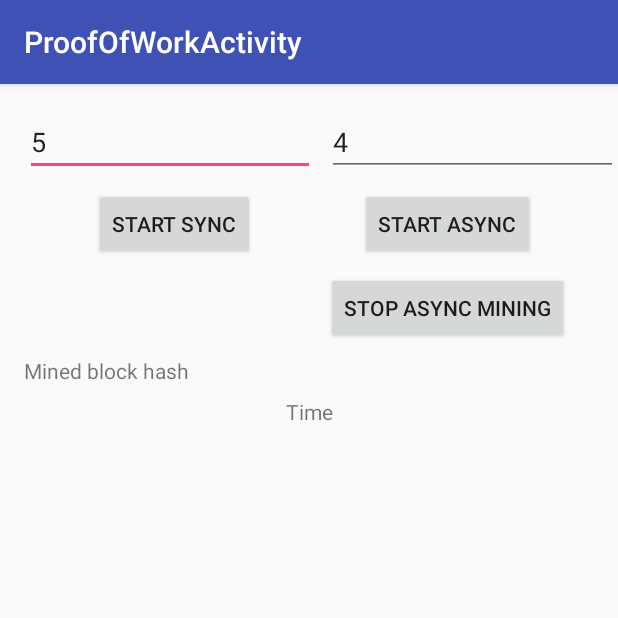
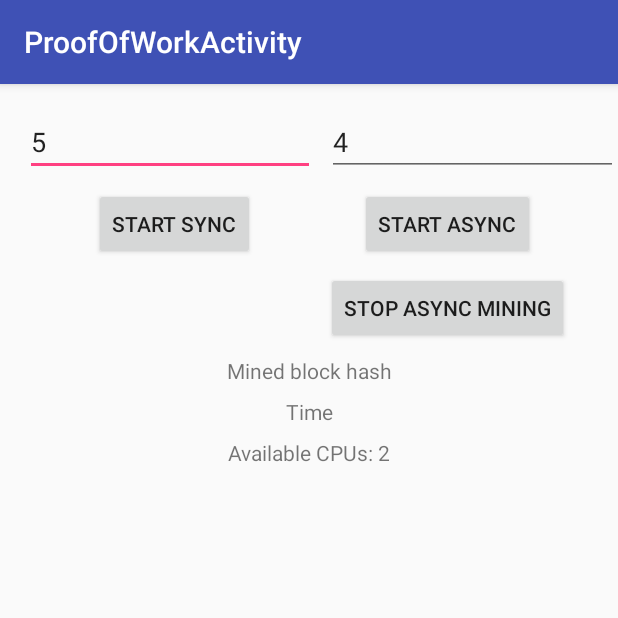
Before and after one commit to stanbar/AndroidConcurrency, an Android app: the ProofOfWorkActivity screen opened directly, with no data from a screen before it, on a phone screen of 412 x 824 dp, the top half of it. Run offline under Robolectric (Android 15) with nearby library versions, the phone set to English and light mode, and no system bars.

Commit message:
working parallel Proof-of-Work Execution
Took 15 minutes

```diff
--- a/app/src/main/java/com/stasbar/concurrency/proofofwork/ProofOfWorkActivity.kt
+++ b/app/src/main/java/com/stasbar/concurrency/proofofwork/ProofOfWorkActivity.kt
@@ -1,5 +1,6 @@
 package com.stasbar.concurrency.proofofwork
 
+import android.os.AsyncTask
 import android.os.Bundle
 import androidx.appcompat.app.AppCompatActivity;
 import com.stasbar.concurrency.R
@@ -11,14 +12,13 @@ import java.util.*
 
 class ProofOfWorkActivity : AppCompatActivity() {
 
-
-    var asyncTasks: List<ProofOfWorkAsyncTask> = listOf()
+    private var asyncTasks: List<ProofOfWorkAsyncTask> = listOf()
 
     override fun onCreate(savedInstanceState: Bundle?) {
         super.onCreate(savedInstanceState)
         setContentView(R.layout.activity_proof_of_work)
         setSupportActionBar(toolbar)
-
+        tvCpuSize.text = "Available CPUs: ${Runtime.getRuntime().availableProcessors()}"
         btnMineSync.setOnClickListener {
             val difficulty = etDifficulty.text.toString().toInt()
             val result = mine("Hello", difficulty)
@@ -35,10 +35,14 @@ class ProofOfWorkActivity : AppCompatActivity() {
                 }
             }
 
-            val from = Long.MIN_VALUE
+            var from = Long.MIN_VALUE
             val perWorker = (Long.MAX_VALUE / workersSize) * 2
             asyncTasks.forEach {
-                it.execute(PoWParams(LongRange(from, from + perWorker), "Hello", difficulty))
+                it.executeOnExecutor(
+                    AsyncTask.THREAD_POOL_EXECUTOR,
+                    PoWParams(LongRange(from, from + perWorker), "Hello", difficulty)
+                )
+                from += perWorker
             }
         }
         btnStop.setOnClickListener {
--- a/app/src/main/java/com/stasbar/concurrency/proofofwork/ProofOfWorkAsyncTask.kt
+++ b/app/src/main/java/com/stasbar/concurrency/proofofwork/ProofOfWorkAsyncTask.kt
@@ -14,8 +14,8 @@ class ProofOfWorkAsyncTask(val name: String, val onPowFound: (MiningResult) -> U
     AsyncTask<PoWParams, Long, MiningResult>() {
 
     override fun doInBackground(vararg params: PoWParams): MiningResult {
-        val (searchRange, block, difficulty) = params[0]
-
+        val (searchRange, data, difficulty) = params[0]
+        Log.d("ProofOfWorkAsyncTask", "Thread name: ${Thread.currentThread().name} searchRange: $searchRange")
         var finalHash: String? = null
         val time = try {
             measureTimeMillis {
@@ -24,7 +24,7 @@ class ProofOfWorkAsyncTask(val name: String, val onPowFound: (MiningResult) -> U
                     // Stop searching if pow is already found
                     if (isCancelled) throw PoWAlreadyFoundException()
 
-                    val hash = calculateHashOf(block, testNonce)
+                    val hash = calculateHashOf(data, testNonce)
                     if (hash.substring(0, difficulty) == target) {
                         finalHash = hash
                         break
--- a/app/src/main/res/layout/content_proof_of_work.xml
+++ b/app/src/main/res/layout/content_proof_of_work.xml
@@ -49,6 +49,7 @@
         android:layout_marginStart="16dp"
         android:layout_marginTop="8dp"
         android:layout_marginEnd="16dp"
+        android:gravity="center_horizontal"
         android:text="Mined block hash"
         app:layout_constraintEnd_toEndOf="parent"
         app:layout_constraintStart_toStartOf="parent"
@@ -92,4 +93,17 @@
         app:layout_constraintHorizontal_bias="0.5"
         app:layout_constraintStart_toEndOf="@+id/etDifficulty"
         app:layout_constraintTop_toTopOf="parent" />
+
+    <TextView
+        android:id="@+id/tvCpuSize"
+        android:layout_width="0dp"
+        android:layout_height="wrap_content"
+        android:layout_marginStart="16dp"
+        android:layout_marginTop="8dp"
+        android:layout_marginEnd="16dp"
+        android:gravity="center_horizontal"
+        android:text="CPUs:"
+        app:layout_constraintEnd_toEndOf="parent"
+        app:layout_constraintStart_toStartOf="parent"
+        app:layout_constraintTop_toBottomOf="@+id/tvTime" />
 </androidx.constraintlayout.widget.ConstraintLayout>
```
